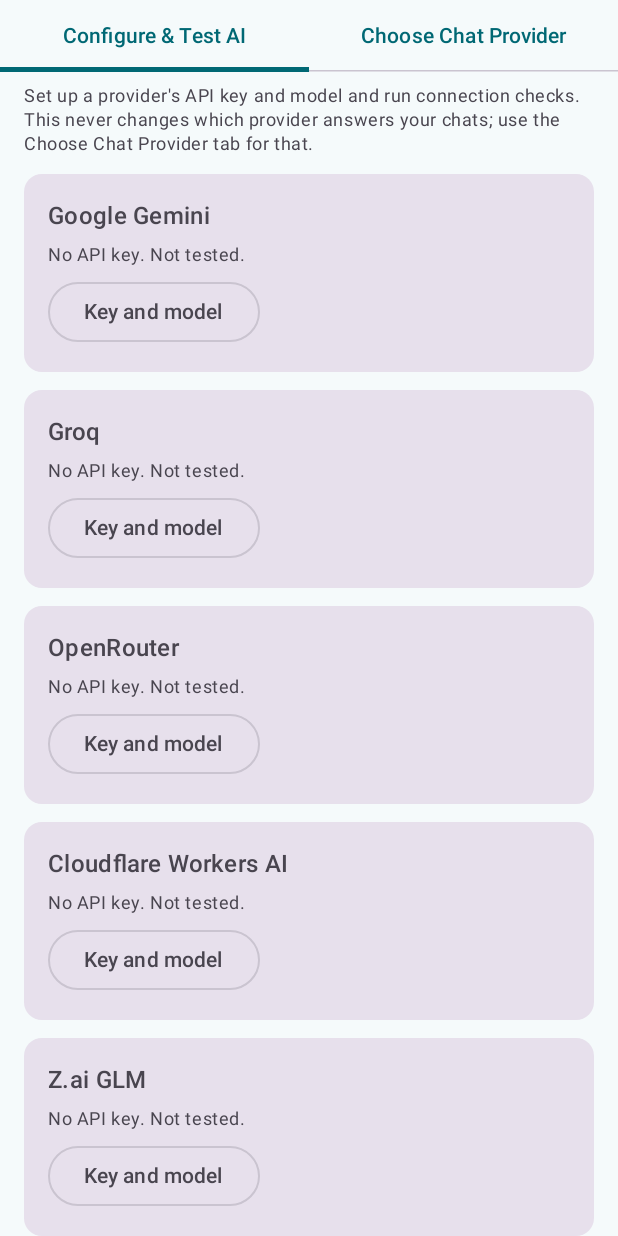
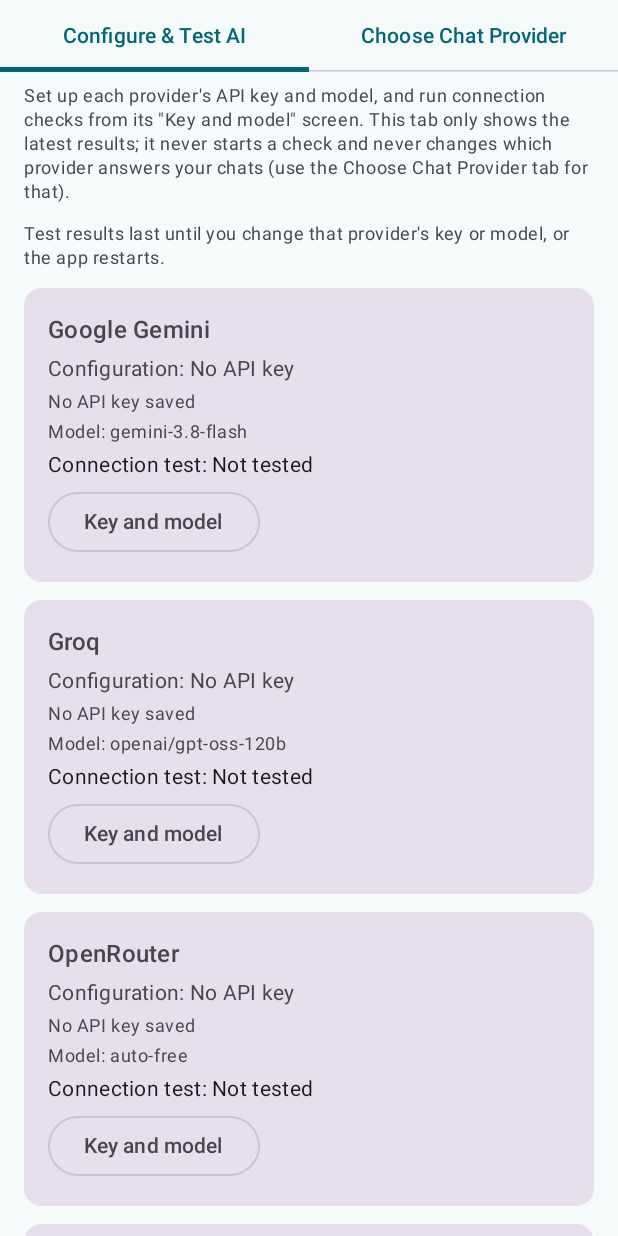
Before and after one commit to OKGamerz135/jarvis-android, an Android app built with Jetpack Compose: the composable ProvidersScreen shown on its own in the app's theme, on a phone screen of 412 x 824 dp. Run offline under Robolectric (Android 15) with nearby library versions, the phone set to English and light mode, and no system bars; pictures from the network do not load.

Commit message:
Phase B (B4): Configure & Test AI tab shows configuration, key and test status
Each provider card now shows: configuration status, API-key status, the model in use,
the latest connection-test status (Not tested / Testing / Last test failed / Key and model
accepted (generation not tested) / Test passed) and one line per check that has a result.
Everything is read from ProviderStatusModel and the existing ConnectionTestViewModel
states; opening the tab never starts a check. "Key and model" and OpenRouter's free-quota
check are kept. Key/model-change invalidation is unchanged (ConnectionTester).

ProviderStatusModel gains keyLabel() and testDetails() (pure, tested).

Co-Authored-By: Claude Sonnet 5.5 <noreply@anthropic.com>
Claude-Session: https://claude.ai/code/session_014sNv2tiRFpiMwhR95UmsVZ

```diff
--- a/app/src/main/java/dev/jarvis/assistant/providers/ProviderStatusModel.kt
+++ b/app/src/main/java/dev/jarvis/assistant/providers/ProviderStatusModel.kt
@@ -52,6 +52,13 @@ data class ProviderStatusModel(
 ) {
     val configured: Boolean get() = config == ConfigStatus.CONFIGURED
 
+    /** About the API key only (consent is part of [config], not of the key). */
+    fun keyLabel(): String = when (config) {
+        ConfigStatus.NO_KEY -> "No API key saved"
+        ConfigStatus.KEY_UNREADABLE -> "A key is stored but can't be read right now, so it isn't being used"
+        ConfigStatus.NEEDS_CONSENT, ConfigStatus.CONFIGURED -> "API key saved (encrypted on this phone)"
+    }
+
     /** Short labels for the chat-provider roles, for the Choose Chat Provider tab. Says nothing about testing. */
     fun chatRoleBadges(): List<String> = buildList {
         if (preferred) add(if (preferredPaused) "Preferred (paused by automatic failover)" else "Preferred")
@@ -94,6 +101,31 @@ data class ProviderStatusModel(
         }
 
         /**
+         * One line per check that has something to show, in plain words, taken straight from the stored results (nothing
+         * is run to produce them). Empty when nothing has been tested. The diagnostics verdict text is not repeated here.
+         */
+        fun testDetails(t: ProviderTestState): List<String> = buildList {
+            when (val a = t.availability) {
+                AvailabilityState.Idle -> {}
+                AvailabilityState.Running -> add("Availability check: running")
+                is AvailabilityState.Ok -> add("Availability check: the key is accepted and model \"${a.model}\" exists")
+                is AvailabilityState.Failed -> add("Availability check failed: ${a.message}")
+            }
+            when (val g = t.generation) {
+                TestState.Idle -> {}
+                is TestState.Running -> add("Generation test: running")
+                is TestState.Done -> add("Generation test: a reply came back")
+                is TestState.Failed -> add("Generation test failed: ${g.message}")
+            }
+            when (val d = t.diagnostics) {
+                DiagState.Idle -> {}
+                is DiagState.Running -> add("Diagnostics: running")
+                is DiagState.Done -> add("Diagnostics were run (see the verdict on the provider's screen)")
+                is DiagState.Failed -> add("Diagnostics could not finish: ${d.message}")
+            }
+        }
+
+        /**
          * Deliberately conservative: any failure wins over a success (so a mixed picture is never shown as passed), only a
          * real generation reply counts as PASSED, and availability alone is only ACCEPTED. The diagnostics verdict is free
          * text, so it can add a failure but never a pass.
--- a/app/src/main/java/dev/jarvis/assistant/ui/settings/ProvidersScreen.kt
+++ b/app/src/main/java/dev/jarvis/assistant/ui/settings/ProvidersScreen.kt
@@ -41,6 +41,7 @@ import dev.jarvis.assistant.diag.UsageGuard
 import dev.jarvis.assistant.providers.ConfigStatus
 import dev.jarvis.assistant.providers.ProviderStatus
 import dev.jarvis.assistant.providers.ProviderStatusModel
+import dev.jarvis.assistant.providers.TestStatus
 import dev.jarvis.assistant.providers.QuotaLedgers
 import dev.jarvis.assistant.settings.AiProvider
 import dev.jarvis.assistant.settings.JarvisSettings
@@ -102,7 +103,7 @@ fun ProvidersScreen(
         }
         when (tab) {
             ProvidersTab.Choose -> ChooseChatProviderTab(s, statuses, chat.preferenceError, chat.simulationArmed, vm, chatVm)
-            ProvidersTab.Configure -> ConfigureProvidersTab(statuses, onConfigure)
+            ProvidersTab.Configure -> ConfigureProvidersTab(s, statuses, testStates, onConfigure)
         }
     }
 }
@@ -254,12 +255,15 @@ private fun ChooseChatProviderTab(
 // --------------------------------------------------------------------------- Configure & Test AI
 
 /**
- * The entry point for setting a provider up. The key, model and checks themselves are on each provider's own screen
- * ("Key and model"). Nothing here changes which provider answers chats.
+ * One card per provider: configuration, key and last connection-test status, read from the existing results. Opening this
+ * tab never starts a check. Checks are run from each provider's own screen ("Key and model"), where the key, the model
+ * and the checks for THAT provider are. Nothing here changes which provider answers chats.
  */
 @Composable
 private fun ConfigureProvidersTab(
+    s: JarvisSettings,
     statuses: Map<AiProvider, ProviderStatusModel>,
+    testStates: Map<AiProvider, ProviderTestState>,
     onConfigure: (AiProvider) -> Unit,
 ) {
     val context = LocalContext.current
@@ -269,20 +273,36 @@ private fun ConfigureProvidersTab(
 
     ScreenColumn(Modifier) {
         Text(
-            "Set up a provider's API key and model and run connection checks. This never changes which provider answers " +
-                "your chats; use the Choose Chat Provider tab for that.",
+            "Set up each provider's API key and model, and run connection checks from its \"Key and model\" screen. " +
+                "This tab only shows the latest results; it never starts a check and never changes which provider answers " +
+                "your chats (use the Choose Chat Provider tab for that).",
+            style = MaterialTheme.typography.bodySmall,
+            color = MaterialTheme.colorScheme.onSurfaceVariant,
+        )
+        Text(
+            "Test results last until you change that provider's key or model, or the app restarts.",
             style = MaterialTheme.typography.bodySmall,
             color = MaterialTheme.colorScheme.onSurfaceVariant,
         )
         AiProvider.entries.forEach { p ->
             val st = statuses.getValue(p)
+            val details = ProviderStatusModel.testDetails(testStates[p] ?: ProviderTestState())
             Card(
                 Modifier.fillMaxWidth(),
                 colors = CardDefaults.cardColors(containerColor = MaterialTheme.colorScheme.surfaceVariant),
             ) {
-                Column(Modifier.padding(16.dp), verticalArrangement = Arrangement.spacedBy(6.dp)) {
+                Column(Modifier.padding(16.dp), verticalArrangement = Arrangement.spacedBy(4.dp)) {
                     Text(p.label, style = MaterialTheme.typography.titleMedium)
-                    Text("${st.config.label}. ${st.test.label}.", style = MaterialTheme.typography.bodySmall)
+                    Text("Configuration: ${st.config.label}", style = MaterialTheme.typography.bodyMedium)
+                    Text(st.keyLabel(), style = MaterialTheme.typography.bodySmall)
+                    Text("Model: ${s.modelOf(p)}", style = MaterialTheme.typography.bodySmall)
+                    // "Configured" is not "tested": the test status is its own line, from the stored results only.
+                    Text(
+                        "Connection test: ${st.test.label}",
+                        style = MaterialTheme.typography.bodyMedium,
+                        color = if (st.test == TestStatus.FAILED) MaterialTheme.colorScheme.error else MaterialTheme.colorScheme.onSurface,
+                    )
+                    details.forEach { Text(it, style = MaterialTheme.typography.bodySmall, color = MaterialTheme.colorScheme.onSurfaceVariant) }
                     ActionRow {
                         OutlinedButton(onClick = { onConfigure(p) }) { Text("Key and model") }
                         if (p == AiProvider.OPENROUTER && st.configured) {
```
Also changed, not shown: 1 other file.
